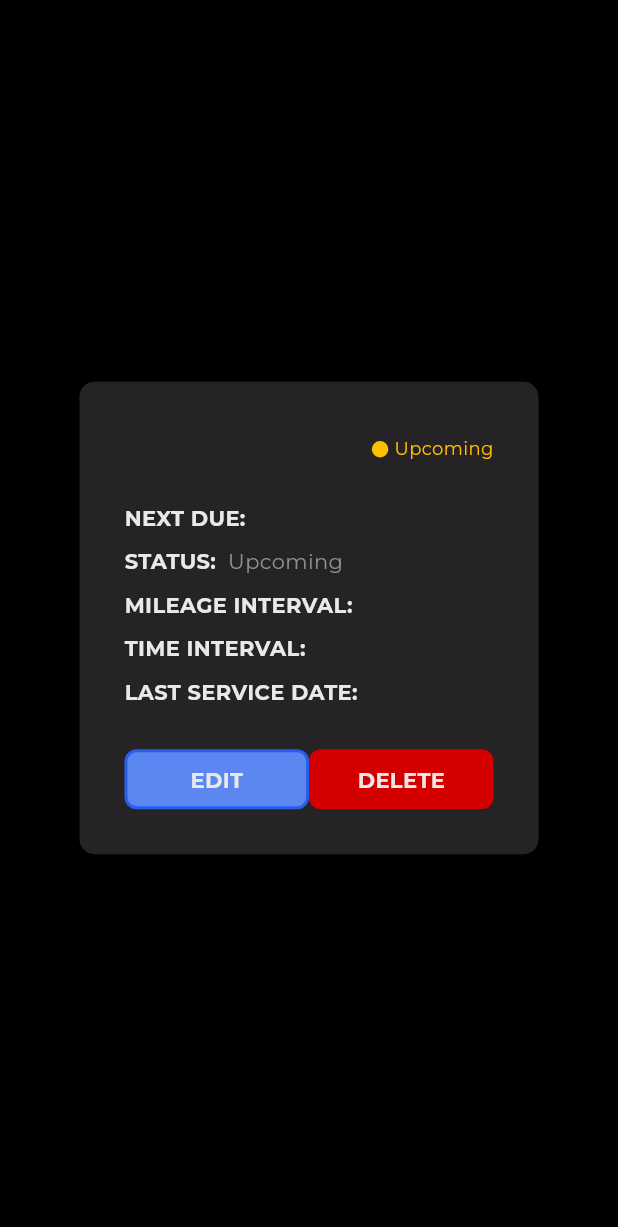
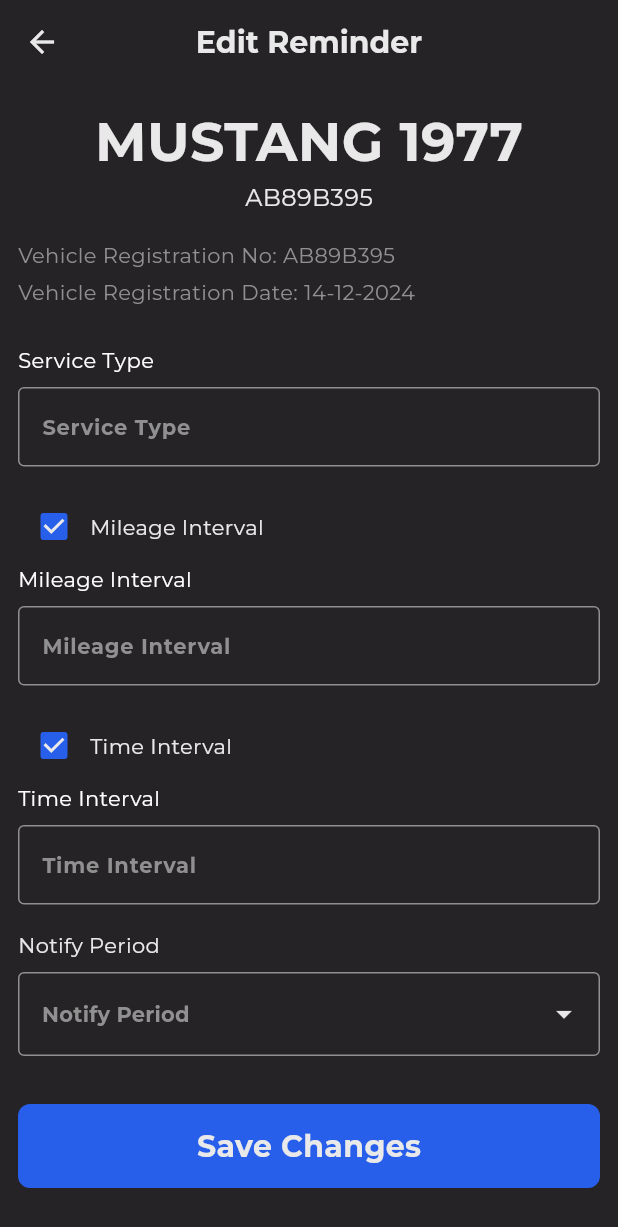
Before and after one commit to NeonCoders-UoM/mobile-app-frontend, a Flutter app: the ReminderDetailsDialog widget shown alone on an empty page, opened directly with empty values, after a tap on "EDIT", on a phone screen of 412 x 824 dp. Shown: the top 1227 px of the screen. Run offline on Flutter 3.47's test engine with Material 3 defaults, Android fonts, the phone set to English and light mode, and no system bars; our stand-ins replace dotted_border, flutter_svg, google_fonts.

Commit message:
Create edit reminders page

```diff
--- a/mobile_app_frontend/lib/presentation/components/molecules/reminder_details_dialog.dart
+++ b/mobile_app_frontend/lib/presentation/components/molecules/reminder_details_dialog.dart
@@ -5,6 +5,7 @@
 import 'package:mobile_app_frontend/presentation/components/atoms/enums/button_size.dart';
 import 'package:mobile_app_frontend/presentation/components/atoms/enums/button_type.dart';
 import 'package:mobile_app_frontend/presentation/components/molecules/service_reminder_card.dart';
+import 'package:mobile_app_frontend/presentation/pages/edit_reminder_page.dart';
 
 class ReminderDetailsDialog extends StatelessWidget {
   final String title;
@@ -15,6 +16,8 @@
   final String lastServiceDate;
   final VoidCallback onEdit;
   final VoidCallback onDelete;
+  final Map<String, dynamic> reminder; // Add the full reminder data
+  final int index;
 
   const ReminderDetailsDialog({
     Key? key,
@@ -26,6 +29,8 @@
     required this.lastServiceDate,
     required this.onEdit,
     required this.onDelete,
+    required this.reminder,
+    required this.index,
   }) : super(key: key);
 
   // Helper method to get status text and color
@@ -83,7 +88,7 @@
             mainAxisAlignment: MainAxisAlignment.spaceBetween,
             children: [
               Text(
-                title,
+                title ?? 'Untitled',
                 style: AppTextStyles.textLgSemibold.copyWith(
                   color: AppColors.neutral100,
                 ),
@@ -123,9 +128,28 @@
             children: [
               CustomButton(
                 label: 'EDIT',
-                type: ButtonType.primary, // Blue button
+                type: ButtonType.primary,
                 size: ButtonSize.small,
-                onTap: onEdit,
+                onTap: () async {
+                  // Navigate to EditReminderPage and wait for the result
+                  final result = await Navigator.push(
+                    context,
+                    MaterialPageRoute(
+                      builder: (context) => EditReminderPage(
+                        reminder: reminder,
+                        index: index,
+                      ),
+                    ),
+                  );
+
+                  // If a result is returned, pass it back to the RemindersPage
+                  if (result != null) {
+                    Navigator.pop(context, result);
+                  } else {
+                    Navigator.pop(
+                        context); // Close the dialog if no changes were made
+                  }
+                },
               ),
               CustomButton(
                 label: 'DELETE',
--- /dev/null
+++ b/mobile_app_frontend/lib/presentation/pages/edit_reminder_page.dart
@@ -0,0 +1,360 @@
+import 'package:flutter/material.dart';
+import 'package:mobile_app_frontend/core/theme/app_colors.dart';
+import 'package:mobile_app_frontend/core/theme/app_text_styles.dart';
+import 'package:mobile_app_frontend/presentation/components/atoms/button.dart';
+import 'package:mobile_app_frontend/presentation/components/atoms/enums/button_size.dart';
+import 'package:mobile_app_frontend/presentation/components/atoms/enums/button_type.dart';
+import 'package:mobile_app_frontend/presentation/components/atoms/enums/input_field_state.dart';
+import 'package:mobile_app_frontend/presentation/components/atoms/text_field.dart';
+import 'package:mobile_app_frontend/presentation/components/molecules/custom_app_bar.dart';
+import 'package:mobile_app_frontend/presentation/components/molecules/service_reminder_card.dart';
+import 'package:mobile_app_frontend/presentation/components/molecules/vehicle_header.dart';
+
+class EditReminderPage extends StatefulWidget {
+  final Map<String, dynamic> reminder;
+  final int index;
+
+  const EditReminderPage({
+    Key? key,
+    required this.reminder,
+    required this.index,
+  }) : super(key: key);
+
+  @override
+  _EditReminderPageState createState() => _EditReminderPageState();
+}
+
+class _EditReminderPageState extends State<EditReminderPage> {
+  // Controllers for input fields
+  late TextEditingController _serviceTypeController;
+  late TextEditingController _mileageIntervalController;
+  late TextEditingController _timeIntervalController;
+
+  // State for checkboxes
+  late bool _isMileageIntervalEnabled;
+  late bool _isTimeIntervalEnabled;
+
+  // State for notify period dropdown
+  String? _selectedNotifyPeriod;
+
+  // List of notify period options
+  final List<String> _notifyPeriods = [
+    '1 day before',
+    '3 days before',
+    '7 days before',
+    '14 days before',
+    '30 days before',
+  ];
+
+  @override
+  void initState() {
+    super.initState();
+    // Initialize controllers with existing data
+    _serviceTypeController =
+        TextEditingController(text: widget.reminder['title']);
+
+    // Extract mileage interval (remove 'km' if present)
+    String mileageInterval =
+        widget.reminder['mileageInterval'] ?? 'Not specified';
+    if (mileageInterval != 'Not specified') {
+      mileageInterval = mileageInterval.replaceAll('km', '').trim();
+    }
+    _mileageIntervalController = TextEditingController(
+      text: mileageInterval != 'Not specified' ? mileageInterval : '',
+    );
+
+    // Extract time interval (remove ' months' if present)
+    String timeInterval = widget.reminder['timeInterval'] ?? 'Not specified';
+    if (timeInterval != 'Not specified') {
+      timeInterval = timeInterval.replaceAll(' months', '').trim();
+    }
+    _timeIntervalController = TextEditingController(
+      text: timeInterval != 'Not specified' ? timeInterval : '',
+    );
+
+    // Initialize checkbox states
+    _isMileageIntervalEnabled =
+        widget.reminder['mileageInterval'] != 'Not specified';
+    _isTimeIntervalEnabled = widget.reminder['timeInterval'] != 'Not specified';
+
+    // Initialize notify period
+    _selectedNotifyPeriod = widget.reminder['notifyPeriod'];
+  }
+
+  @override
+  void dispose() {
+    _serviceTypeController.dispose();
+    _mileageIntervalController.dispose();
+    _timeIntervalController.dispose();
+    super.dispose();
+  }
+
+  @override
+  Widget build(BuildContext context) {
+    return Scaffold(
+      backgroundColor: AppColors.neutral400,
+      appBar: const CustomAppBar(
+        title: 'Edit Reminder',
+        showTitle: true,
+      ),
+      body: SingleChildScrollView(
+        child: Column(
+          crossAxisAlignment: CrossAxisAlignment.start,
+          children: [
+            // Vehicle Header
+            const VehicleHeader(
+              vehicleName: 'Mustang 1977',
+              vehicleId: 'AB89B395',
+            ),
+            Padding(
+              padding: const EdgeInsets.symmetric(horizontal: 12.0),
+              child: Column(
+                crossAxisAlignment: CrossAxisAlignment.start,
+                children: [
+                  // Additional vehicle details
+                  Text(
+                    'Vehicle Registration No: AB89B395',
+                    style: AppTextStyles.textSmRegular.copyWith(
+                      color: AppColors.neutral200,
+                    ),
+                  ),
+                  const SizedBox(height: 4.0),
+                  Text(
+                    'Vehicle Registration Date: 14-12-2024',
+                    style: AppTextStyles.textSmRegular.copyWith(
+                      color: AppColors.neutral200,
+                    ),
+                  ),
+                  const SizedBox(height: 24.0),
+                  // Service Type Input
+                  InputFieldAtom(
+                    state: InputFieldState.defaultState,
+                    label: 'Service Type',
+                    placeholder: 'Service Type',
+                    controller: _serviceTypeController,
+                    onChanged: (value) {
+                      setState(() {});
+                    },
+                  ),
+                  const SizedBox(height: 16.0),
+                  // Mileage Interval Checkbox and Input
+                  Row(
+                    children: [
+                      Checkbox(
+                        value: _isMileageIntervalEnabled,
+                        onChanged: (value) {
+                          setState(() {
+                            _isMileageIntervalEnabled = value ?? false;
+                            if (!_isMileageIntervalEnabled) {
+                              _mileageIntervalController.clear();
+                            }
+                          });
+                        },
+                        activeColor: AppColors.primary200,
+                        checkColor: AppColors.neutral100,
+                        side: const BorderSide(color: AppColors.neutral200),
+                      ),
+                      Text(
+                        'Mileage Interval',
+                        style: AppTextStyles.textSmRegular.copyWith(
+                          color: AppColors.neutral100,
+                        ),
+                      ),
+                    ],
+                  ),
+                  InputFieldAtom(
+                    state: _isMileageIntervalEnabled
+                        ? InputFieldState.defaultState
+                        : InputFieldState.disabled,
+                    label: 'Mileage Interval',
+                    placeholder: 'Mileage Interval',
+                    controller: _mileageIntervalController,
+                    keyboardType: TextInputType.number,
+                    onChanged: _isMileageIntervalEnabled
+                        ? (value) {
+                            setState(() {});
+                          }
+                        : null,
+                  ),
+                  const SizedBox(height: 16.0),
+                  // Time Interval Checkbox and Input
+                  Row(
+                    children: [
+                      Checkbox(
+                        value: _isTimeIntervalEnabled,
+                        onChanged: (value) {
+                          setState(() {
+                            _isTimeIntervalEnabled = value ?? false;
+                            if (!_isTimeIntervalEnabled) {
+                              _timeIntervalController.clear();
+                            }
+                          });
+                        },
+                        activeColor: AppColors.primary200,
+                        checkColor: AppColors.neutral100,
+                        side: const BorderSide(color: AppColors.neutral200),
+                      ),
+                      Text(
+                        'Time Interval',
+                        style: AppTextStyles.textSmRegular.copyWith(
+                          color: AppColors.neutral100,
+                        ),
+                      ),
+                    ],
+                  ),
+                  InputFieldAtom(
+                    state: _isTimeIntervalEnabled
+                        ? InputFieldState.defaultState
+                        : InputFieldState.disabled,
+                    label: 'Time Interval',
+                    placeholder: 'Time Interval',
+                    controller: _timeIntervalController,
+                    keyboardType: TextInputType.number,
+                    onChanged: _isTimeIntervalEnabled
+                        ? (value) {
+                            setState(() {});
+                          }
+                        : null,
+                  ),
+                  const SizedBox(height: 16.0),
+                  // Notify Period Dropdown
+                  Text(
+                    'Notify Period',
+                    style: AppTextStyles.textSmRegular.copyWith(
+                      color: AppColors.neutral100,
+                    ),
+                  ),
+                  const SizedBox(height: 8.0),
+                  DropdownButtonFormField<String>(
+                    value: _selectedNotifyPeriod,
+                    hint: Text(
+                      'Notify Period',
+                      style: AppTextStyles.textSmSemibold.copyWith(
+                        color: AppColors.neutral200,
+                      ),
+                    ),
+                    items: _notifyPeriods.map((String period) {
+                      return DropdownMenuItem<String>(
+                        value: period,
+                        child: Text(
+                          period,
+                          style: AppTextStyles.textSmRegular.copyWith(
+                            color: AppColors.neutral100,
+                          ),
+                        ),
+                      );
+                    }).toList(),
+                    onChanged: (String? newValue) {
+                      setState(() {
+                        _selectedNotifyPeriod = newValue;
+                      });
+                    },
+                    decoration: InputDecoration(
+                      filled: true,
+                      fillColor: Colors.transparent,
+                      border: OutlineInputBorder(
+                        borderSide:
+                            const BorderSide(color: AppColors.neutral200),
+                        borderRadius: BorderRadius.circular(4),
+                      ),
+                      enabledBorder: OutlineInputBorder(
+                        borderSide:
+                            const BorderSide(color: AppColors.neutral200),
+                        borderRadius: BorderRadius.circular(4),
+                      ),
+                      focusedBorder: OutlineInputBorder(
+                        borderSide: const BorderSide(
+                            color: AppColors.neutral200, width: 2),
+                        borderRadius: BorderRadius.circular(4),
+                      ),
+                    ),
+                    dropdownColor: AppColors.neutral400,
+                    iconEnabledColor: AppColors.neutral100,
+                  ),
+                  const SizedBox(height: 32.0),
+                  // Save Button (full width, as in SetReminderPage)
+                  CustomButton(
+                    label: 'Save Changes',
+                    type: ButtonType.primary,
+                    size: ButtonSize.large,
+                    customWidth: double.infinity,
+                    onTap: () {
+                      // Validate inputs before proceeding
+                      if (_serviceTypeController.text.isEmpty) {
+                        ScaffoldMessenger.of(context).showSnackBar(
+                          const SnackBar(
+                              content: Text('Please enter a service type')),
+                        );
+                        return;
+                      }
+                      if (!_isMileageIntervalEnabled &&
+                          !_isTimeIntervalEnabled) {
+                        ScaffoldMessenger.of(context).showSnackBar(
+                          const SnackBar(
+                              content: Text(
+                                  'Please select at least one interval (Mileage or Time)')),
+                        );
+                        return;
+                      }
+                      if (_isMileageIntervalEnabled &&
+                          _mileageIntervalController.text.isEmpty) {
+                        ScaffoldMessenger.of(context).showSnackBar(
+                          const SnackBar(
+                              content: Text('Please enter a mileage interval')),
+                        );
+                        return;
+                      }
+                      if (_isTimeIntervalEnabled &&
+                          _timeIntervalController.text.isEmpty) {
+                        ScaffoldMessenger.of(context).showSnackBar(
+                          const SnackBar(
+                              content: Text('Please enter a time interval')),
+                        );
+                        return;
+                      }
+                      if (_selectedNotifyPeriod == null) {
+                        ScaffoldMessenger.of(context).showSnackBar(
+                          const SnackBar(
+                              content: Text('Please select a notify period')),
+                        );
+                        return;
+                      }
+
+                      // Create the updated reminder
+                      final updatedReminder = {
+                        'title': _serviceTypeController.text,
+                        'description':
+                            'Next: ${_isMileageIntervalEnabled ? _mileageIntervalController.text + ' km' : ''}${_isMileageIntervalEnabled && _isTimeIntervalEnabled ? ' or ' : ''}${_isTimeIntervalEnabled ? 'in ' + _timeIntervalController.text + ' months' : ''}',
+                        'status': widget.reminder['status'] ??
+                            ServiceStatus
+                                .upcoming, // Preserve the original status
+                        'nextDue':
+                            'Next: ${_isMileageIntervalEnabled ? _mileageIntervalController.text + ' km' : ''}${_isMileageIntervalEnabled && _isTimeIntervalEnabled ? ' or ' : ''}${_isTimeIntervalEnabled ? 'in ' + _timeIntervalController.text + ' months' : ''}',
+                        'mileageInterval': _isMileageIntervalEnabled
+                            ? _mileageIntervalController.text + 'km'
+                            : 'Not specified',
+                        'timeInterval': _isTimeIntervalEnabled
+                            ? _timeIntervalController.text + ' months'
+                            : 'Not specified',
+                        'lastServiceDate': widget.reminder['lastServiceDate'] ??
+                            'Not specified', // Preserve the original last service date
+                        'notifyPeriod': _selectedNotifyPeriod,
+                      };
+
+                      // Return the updated reminder and its index
+                      Navigator.pop(context, {
+                        'reminder': updatedReminder,
+                        'index': widget.index,
+                      });
+                    },
+                  ),
+                  const SizedBox(height: 16.0),
+                ],
+              ),
+            ),
+          ],
+        ),
+      ),
+    );
+  }
+}
```
Also changed, not shown: mobile_app_frontend/lib/presentation/pages/scheduled_reminders.dart (+22 -8 lines).
